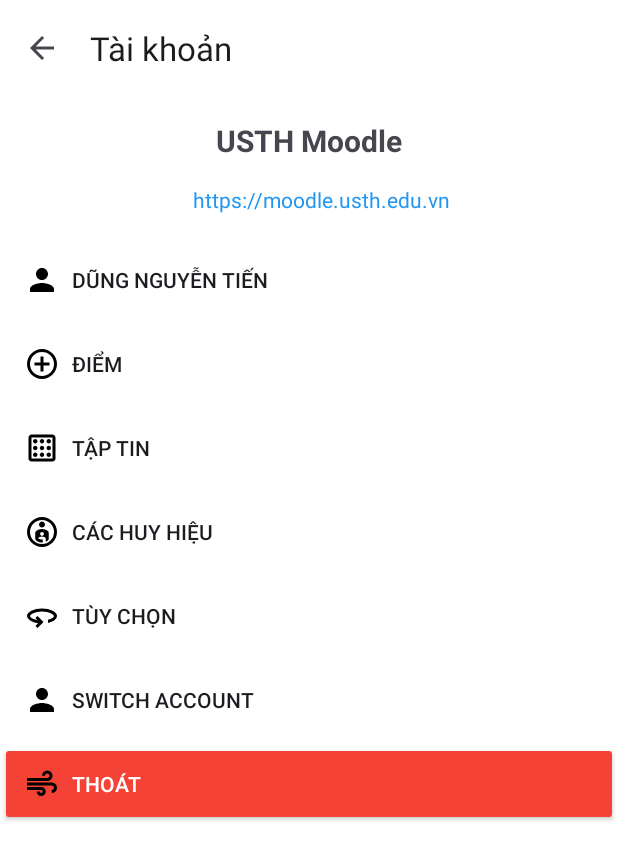
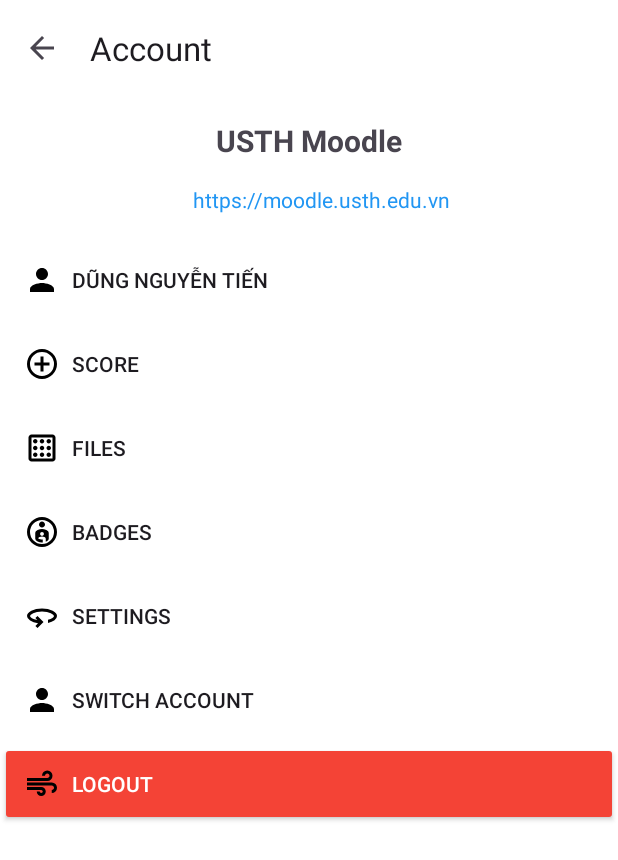
Before and after one commit to nguyenhungict/moodle-app, an Android app: the screen it shows after launch (ProfileActivity), after a tap on "Profile", on a phone screen of 412 x 824 dp. Shown: the top 860 px of the screen. Run offline under Robolectric (Android 15) with nearby library versions, the phone set to English and light mode, and no system bars.

Commit message:
Update code main-home

```diff
--- a/app/src/main/java/vn/edu/usth/moodleapp/MainActivity.java
+++ b/app/src/main/java/vn/edu/usth/moodleapp/MainActivity.java
@@ -35,8 +35,8 @@ public class MainActivity extends AppCompatActivity {
         viewPager.setAdapter(adapter);
 
         new TabLayoutMediator(tabLayout, viewPager, (tab, position) -> {
-            if (position == 0) tab.setText("Trang chủ hệ thống");
-            else tab.setText("Bảng điều khiển");
+            if (position == 0) tab.setText("System home page");
+            else tab.setText("Control panel");
         }).attach();
     }
 
--- a/app/src/main/java/vn/edu/usth/moodleapp/ProfileActivity.java
+++ b/app/src/main/java/vn/edu/usth/moodleapp/ProfileActivity.java
@@ -18,14 +18,14 @@ public class ProfileActivity extends AppCompatActivity {
 
         if (getSupportActionBar() != null) {
             getSupportActionBar().setDisplayHomeAsUpEnabled(true);
-            getSupportActionBar().setTitle("Tài khoản");
+            getSupportActionBar().setTitle("Account");
 
         }
     }
 
     @Override
     public boolean onOptionsItemSelected(MenuItem item) {
-        // Nút back trên Toolbar
+        // back on Toolbar
         if (item.getItemId() == android.R.id.home) {
             finish();
             return true;
--- a/app/src/main/res/layout/activity_profile.xml
+++ b/app/src/main/res/layout/activity_profile.xml
@@ -12,7 +12,7 @@
         android:layout_width="match_parent"
         android:layout_height="?attr/actionBarSize"
         android:background="@color/white"
-        android:title="Tài khoản"
+        android:title="Account"
         android:titleTextColor="@android:color/black" />
 
     <!-- URL của Moodle -->
@@ -56,7 +56,7 @@
             android:id="@+id/profile_score"
             android:layout_width="match_parent"
             android:layout_height="wrap_content"
-            android:text="Điểm"
+            android:text="Score"
             android:drawableStart="@drawable/ic_score"
             android:drawablePadding="8dp"
             android:gravity="start|center_vertical"
@@ -68,7 +68,7 @@
             android:id="@+id/profile_files"
             android:layout_width="match_parent"
             android:layout_height="wrap_content"
-            android:text="Tập tin"
+            android:text="Files"
             android:drawableStart="@drawable/ic_folder"
             android:drawablePadding="8dp"
             android:gravity="start|center_vertical"
@@ -80,7 +80,7 @@
             android:id="@+id/profile_badges"
             android:layout_width="match_parent"
             android:layout_height="wrap_content"
-            android:text="Các huy hiệu"
+            android:text="Badges"
             android:drawableStart="@drawable/ic_badge"
             android:drawablePadding="8dp"
             android:gravity="start|center_vertical"
@@ -92,7 +92,7 @@
             android:id="@+id/profile_settings"
             android:layout_width="match_parent"
             android:layout_height="wrap_content"
-            android:text="Tùy chọn"
+            android:text="Settings"
             android:drawableStart="@drawable/ic_settings"
             android:drawablePadding="8dp"
             android:gravity="start|center_vertical"
@@ -119,7 +119,7 @@
         android:id="@+id/profile_logout"
         android:layout_width="match_parent"
         android:layout_height="wrap_content"
-        android:text="Thoát"
+        android:text="Logout"
         android:drawableStart="@drawable/ic_logout"
         android:drawablePadding="8dp"
         android:gravity="start|center_vertical"
```
Also changed, not shown: app/src/main/res/layout/fragment_system.xml (+4 -4 lines), app/src/main/res/drawable/download.jpg (added).
